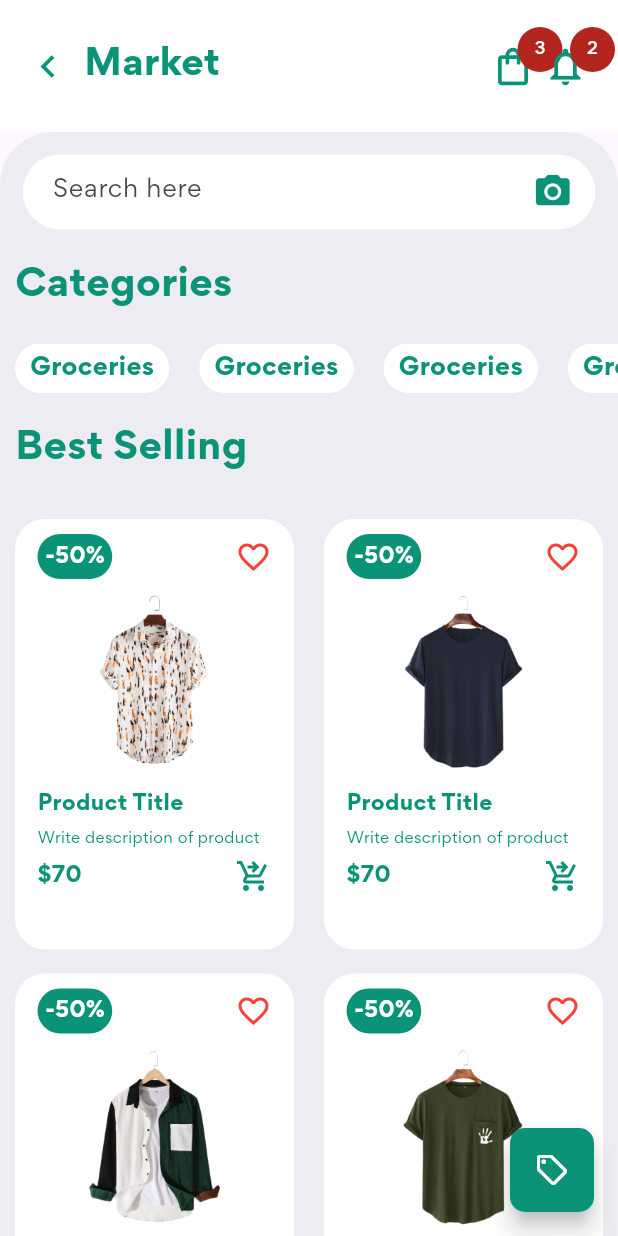
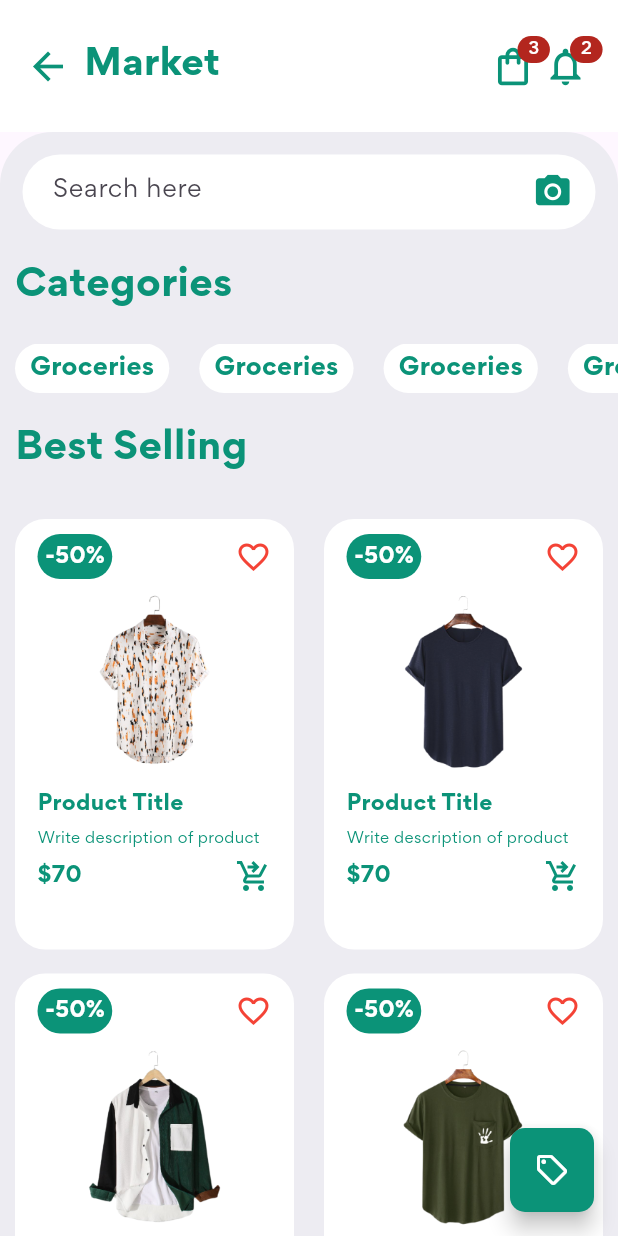
Before and after one commit to gideonadjei94/E-commerce-screen, a Flutter app: the Shop screen opened directly, on a phone screen of 412 x 824 dp. Run offline on Flutter 3.47's test engine with Material 3 defaults, Android fonts, the phone set to English and light mode, and no system bars.

Commit message:
made some corrections

```diff
--- a/lib/ShopAppbar.dart
+++ b/lib/ShopAppbar.dart
@@ -20,7 +20,7 @@ class ShopAppBar extends StatelessWidget {
               Navigator.of(context).pop();
             },
             icon: Icon(
-            Icons.navigate_before,
+            Icons.arrow_back,
             size: 30,
             color: Color.fromARGB(255, 11, 147, 120),
             ),
@@ -42,7 +42,10 @@ class ShopAppBar extends StatelessWidget {
 
             Badge(
               textColor: Colors.red,
-              padding: EdgeInsets.all(7),
+              padding: EdgeInsets.fromLTRB(7, 1, 7,1),
+
+              smallSize: 2.0,
+              // largeSize: 6.0,
               label: Text(
                 '3',
                 style: TextStyle(
@@ -62,7 +65,7 @@ class ShopAppBar extends StatelessWidget {
             Badge(
 
               textColor: Colors.white,
-              padding: EdgeInsets.all(7),
+               padding: EdgeInsets.fromLTRB(7, 1, 7,1),
               label: Text(
                 '2',
 
--- a/lib/main.dart
+++ b/lib/main.dart
@@ -36,6 +36,7 @@ class _MarketState extends State<Market> {
       drawer: Drawer(),
 
       body: Center(child: Text('Dashboard dey already Baba')),
+
       floatingActionButton: FloatingActionButton(
         backgroundColor: Color.fromARGB(255, 11, 147, 120),
         onPressed: (){
```
Also changed, not shown: pubspec.lock.
